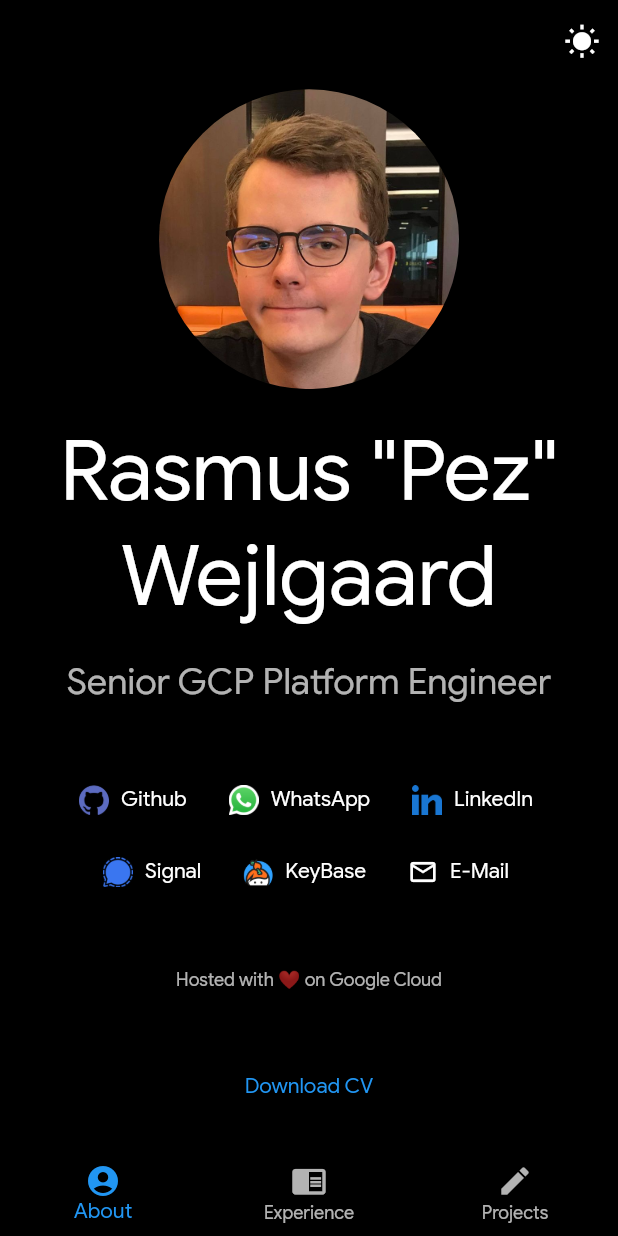
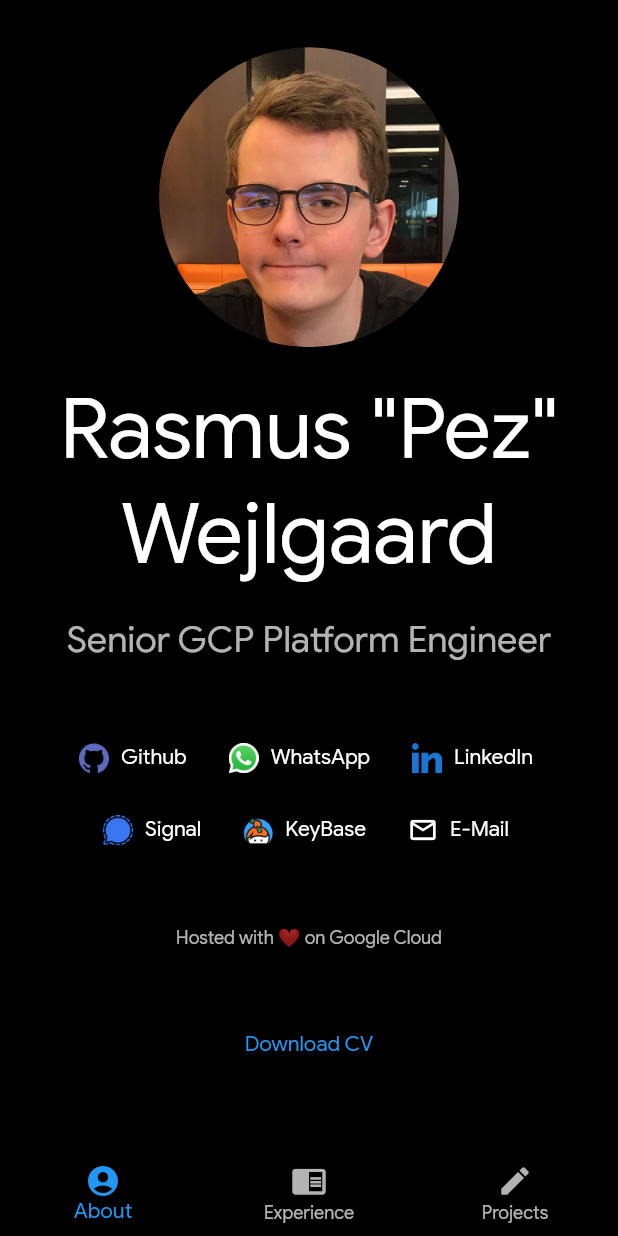
Before and after one commit to RWejlgaard/pez.sh, a Flutter app: the screen it shows after launch, on a phone screen of 412 x 824 dp. Run offline on Flutter 3.47's test engine with Material 2 defaults, Android fonts, the phone set to English and light mode, and no system bars; our stand-ins replace auto_size_text, term_glyph; missing offline and left inert: dart:html.

Commit message:
Update home_page.dart

```diff
--- a/lib/pages/home_page.dart
+++ b/lib/pages/home_page.dart
@@ -24,14 +24,14 @@ class _HomePageState extends State<HomePage> {
   @override
   Widget build(BuildContext context) {
     return Scaffold(
-        appBar: AppBar(
-          actions: <Widget>[
-            IconButton(
-              icon: ThemeSwitcher.of(context).isDarkModeOn?Icon(Icons.wb_sunny):Image.asset(Assets.moon,height: 20,width: 20,),
-              onPressed: ()=> ThemeSwitcher.of(context).switchDarkMode(),
-            )
-          ],
-        ),
+//         appBar: AppBar(
+//           actions: <Widget>[
+//             IconButton(
+//               icon: ThemeSwitcher.of(context).isDarkModeOn?Icon(Icons.wb_sunny):Image.asset(Assets.moon,height: 20,width: 20,),
+//               onPressed: ()=> ThemeSwitcher.of(context).switchDarkMode(),
+//             )
+//           ],
+//         ),
         body: Center(
           child: tabWidgets.elementAt(_selectedIndex),
         ),
```
